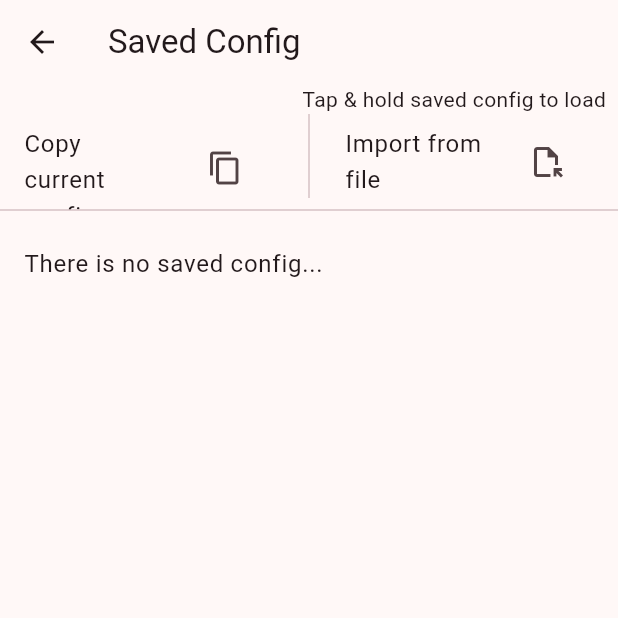
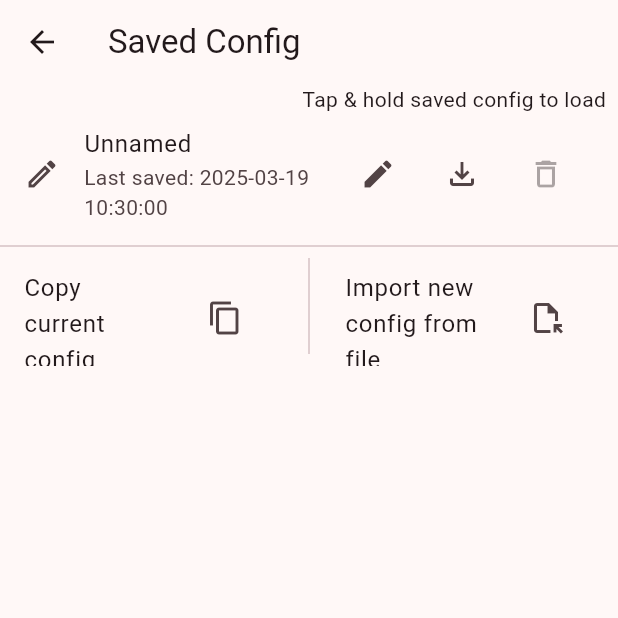
Before and after one commit to Exception0x0194/NAI-Generator-Flutter, a Flutter app: the ConfigSelectionPageView screen opened directly with empty values, after a tap on the "content copy" icon, after a tap on the "delete outline" icon, on a phone screen of 412 x 824 dp, the top half of it. Run offline on Flutter 3.47's test engine with Material 3 defaults, Android fonts, the phone set to English and light mode, and no system bars; our stand-ins replace adaptive_theme, device_info_plus, easy_localization, file_picker, flutter_markdown, get_it and 6 more; missing offline and left inert: blinking_text, encrypt, flutter_command, gzip, image_size_getter, saver_gallery and 3 more; accounts and stored records are empty.

Commit message:
改善了对保存的配置的处理逻辑，现在可以直接编辑保存的配置了

```diff
--- a/assets/l10n/en.json
+++ b/assets/l10n/en.json
@@ -154,12 +154,13 @@
     "manage_saved_configs": "Manage saved configs",
     "saved_configs": "Saved Configs",
     "theme_mode": "Theme Mode",
-    "current_config": "Copy current config",
+    "copy_current_config": "Copy current config",
     "config_selection_page_hint": "Tap & hold saved config to load",
-    "import_from_file": "Import from file",
+    "import_from_file": "Import new config from file",
     "info_load_saved_config": "Load saved config",
     "saved_config": "Saved Config",
     "copied_config": "Copied Config",
     "imported_config": "Import config",
-    "there_is_no_saved_config": "There is no saved config..."
+    "there_is_no_saved_config": "There is no saved config...",
+    "last_modified": "Last saved: {time}"
 }
--- a/lib/data/services/config_service.dart
+++ b/lib/data/services/config_service.dart
@@ -5,18 +5,49 @@ import 'package:flutter/services.dart';
 import 'package:hive/hive.dart';
 import 'package:package_info_plus/package_info_plus.dart';
 import 'package:path_provider/path_provider.dart';
+import 'package:uuid/uuid.dart';
+
+class SavedConfigInfo {
+  String title;
+  DateTime lastModified;
+
+  SavedConfigInfo({
+    required this.title,
+    required this.lastModified,
+  });
+
+  factory SavedConfigInfo.fromJson(Map<String, dynamic> json) {
+    final jsonDate = DateTime.tryParse(json['lastModified'] ?? '');
+    return SavedConfigInfo(
+      title: json['title'] ?? 'Unnamed',
+      lastModified: jsonDate ?? DateTime.fromMicrosecondsSinceEpoch(0),
+    );
+  }
+
+  factory SavedConfigInfo.fromEmpty() {
+    return SavedConfigInfo(
+      title: 'Unnamed',
+      lastModified: DateTime.fromMicrosecondsSinceEpoch(0),
+    );
+  }
+
+  Map<String, String> toJson() {
+    return {
+      'title': title,
+      'lastModified': lastModified.toIso8601String(),
+    };
+  }
+}
 
 class ConfigService {
   late PackageInfo packageInfo;
   late Box saveBox;
 
-  late Map<String, dynamic> configIndex;
+  late String currentUuid;
+  late Map<String, SavedConfigInfo> configIndex;
 
-  Future<Map<String, dynamic>> loadDefaultConfig() async {
-    Map<String, dynamic> jsonData =
-        json.decode(await rootBundle.loadString('assets/json/example.json'));
-
-    return jsonData;
+  Future<String> loadDefaultConfig() async {
+    return await rootBundle.loadString('assets/json/example.json');
   }
 
   Future<Map<String, dynamic>> loadSavedConfig() async {
@@ -26,26 +57,73 @@ class ConfigService {
     }
     saveBox = await Hive.openBox('savedBox');
     configIndex = loadConfigIndex();
-    String? jsonData = saveBox.get('savedConfig');
-    if (jsonData == null) return loadDefaultConfig();
+    String? savedUuid = saveBox.get('savedUuid');
+    String? jsonData;
+
+    // Load saved config, or use example config
+    if (savedUuid == null) {
+      jsonData = saveBox.get('savedConfig');
+    } else {
+      jsonData = saveBox.get('savedConfig-$savedUuid');
+    }
+    jsonData ??= await loadDefaultConfig();
+
+    // Set current UUID
+    if (savedUuid == null) {
+      currentUuid = const Uuid().v4();
+      saveConfig(json.decode(jsonData));
+    } else {
+      currentUuid = savedUuid;
+    }
+    saveBox.delete('savedConfig');
+    saveBox.compact();
+
+    if (kDebugMode) {
+      print('Loaded keys:\n${saveBox.keys.toList().join('\n')}');
+      print('Config indexes: ${configIndex.toString()}');
+      print('Saved UUID: $savedUuid');
+    }
+
     return json.decode(jsonData);
   }
 
-  Future<void> saveConfig(String encodedConfig) async {
-    saveBox.put('savedConfig', encodedConfig);
+  Future<void> saveConfig(Map<String, dynamic> jsonData) async {
+    saveBox.put('savedUuid', currentUuid);
+    saveConfigByUuid(currentUuid, jsonData);
   }
 
-  /// Returns `{'uuid1': 'title1', 'uuid2': 'title2', ...}`
-  Map<String, dynamic> loadConfigIndex() {
-    final jsonData = saveBox.get('configIndex');
-    if (jsonData == null) {
+  /// Returns
+  ///
+  /// {'uuid1': {'title': 'title1', 'lastModified': 'timestamp1'}, 'uuid2': ..., ...}
+  Map<String, SavedConfigInfo> loadConfigIndex() {
+    final jsonString = saveBox.get('configIndex');
+    if (jsonString == null) {
       return {};
     }
-    return json.decode(jsonData);
+    try {
+      final jsonData = json.decode(jsonString) as Map<String, dynamic>;
+      return jsonData.cast<String, Map<String, dynamic>>().map(
+            (uuid, configInfoJson) => MapEntry(
+              uuid,
+              SavedConfigInfo.fromJson(configInfoJson),
+            ),
+          );
+    } catch (e) {
+      if (kDebugMode) {
+        print('Error loading config indexes: $e');
+      }
+      return {};
+    }
   }
 
   void saveConfigIndex() {
-    saveBox.put('configIndex', json.encode(configIndex));
+    final encodedIndex = configIndex.map(
+      (uuid, savedConfigInfo) => MapEntry(
+        uuid,
+        savedConfigInfo.toJson(),
+      ),
+    );
+    saveBox.put('configIndex', json.encode(encodedIndex));
   }
 
   Map<String, dynamic>? loadConfigByUuid(String uuid) {
@@ -58,23 +136,24 @@ class ConfigService {
 
   void renameConfigByUuid(String uuid, String title) {
     if (!configIndex.containsKey(uuid)) return;
-    configIndex[uuid] = title;
+    configIndex[uuid]!.title = title;
     saveConfigIndex();
   }
 
-  void saveConfigByUuid(
-    String uuid,
-    String title,
-    Map<String, dynamic> jsonData,
-  ) {
+  void saveConfigByUuid(String uuid, Map<String, dynamic> jsonData) {
+    if (kDebugMode) {
+      print('Saving config: $uuid');
+    }
     saveBox.put('savedConfig-$uuid', json.encode(jsonData));
     if (!configIndex.containsKey(uuid)) {
-      configIndex[uuid] = title;
-      saveConfigIndex();
+      configIndex[uuid] = SavedConfigInfo.fromEmpty();
     }
+    configIndex[uuid]!.lastModified = DateTime.now();
+    saveConfigIndex();
   }
 
   void deleteConfigByUuid(String uuid) {
+    if (uuid == currentUuid) return;
     saveBox.delete('savedConfig-$uuid');
     configIndex.remove(uuid);
   }
--- a/lib/ui/navigation/view_models/navigation_view_model.dart
+++ b/lib/ui/navigation/view_models/navigation_view_model.dart
@@ -1,5 +1,3 @@
-import 'dart:convert';
-
 import 'package:flutter/material.dart';
 import 'package:get_it/get_it.dart';
 import 'package:nai_casrand/data/models/payload_config.dart';
@@ -13,7 +11,7 @@ class NavigationViewModel extends ChangeNotifier {
     if (currentPageIndex == 1 || currentPageIndex == 2) {
       final config = GetIt.instance<PayloadConfig>();
       final service = GetIt.instance<ConfigService>();
-      service.saveConfig(json.encode(config));
+      service.saveConfig(config.toJson());
     }
     currentPageIndex = value;
   }
--- a/lib/ui/settings_page/view_models/config_selection_page_viewmodel.dart
+++ b/lib/ui/settings_page/view_models/config_selection_page_viewmodel.dart
@@ -13,7 +13,7 @@ import 'package:uuid/uuid.dart';
 class ConfigSelectionPageViewmodel extends ChangeNotifier {
   ConfigService get configService => GetIt.I();
   PayloadConfig get payloadConfig => GetIt.I();
-  Map<String, dynamic> get configIndexes => configService.configIndex;
+  Map<String, SavedConfigInfo> get configIndexes => configService.configIndex;
 
   ConfigSelectionPageViewmodel();
 
@@ -24,12 +24,12 @@ class ConfigSelectionPageViewmodel extends ChangeNotifier {
 
   void saveCopyOfCurrentConfig(BuildContext context) {
     final jsonData = payloadConfig.toJson();
-    final uuid = const Uuid().v4();
-    configService.saveConfigByUuid(
-      uuid,
-      '${tr('copied_config')}-${FileService().generateTimestampString(DateTime.now())}',
-      jsonData,
-    );
+    final currentUuid = configService.currentUuid;
+    final currentName = configIndexes[currentUuid]!.title;
+    final newUuid = const Uuid().v4();
+    configService.saveConfigByUuid(newUuid, jsonData);
+    configService.renameConfigByUuid(
+        newUuid, '${tr('copied_config')}${tr('colon')}$currentName');
     notifyListeners();
   }
 
@@ -42,8 +42,9 @@ class ConfigSelectionPageViewmodel extends ChangeNotifier {
       final fileName = result.files.single.name;
       Map<String, dynamic> jsonData = json.decode(fileContent);
       final uuid = const Uuid().v4();
-      configService.saveConfigByUuid(
-          uuid, '${tr('imported_config')}${tr('colon')}$fileName', jsonData);
+      configService.saveConfigByUuid(uuid, jsonData);
+      configService.renameConfigByUuid(
+          uuid, '${tr('imported_config')}${tr('colon')}$fileName');
       notifyListeners();
     } catch (error) {
       if (!context.mounted) return;
@@ -59,6 +60,7 @@ class ConfigSelectionPageViewmodel extends ChangeNotifier {
       return;
     }
     payloadConfig.loadJson(jsonData);
+    configService.currentUuid = uuid;
     notifyListeners();
     showInfoBar(context, '${tr('info_load_saved_config')}${tr('succeed')}');
   }
--- a/lib/ui/settings_page/widgets/config_selection_page_view.dart
+++ b/lib/ui/settings_page/widgets/config_selection_page_view.dart
@@ -20,9 +20,12 @@ class ConfigSelectionPageView extends StatelessWidget {
   }
 
   Widget getBody(BuildContext context) {
+    final format = DateFormat('yyyy-MM-dd HH:mm:ss');
     List<Widget> configListTiles = viewmodel.configIndexes.entries.map((item) {
       final uuid = item.key;
-      final title = item.value;
+      final info = item.value;
+      final formattedDate = format.format(info.lastModified);
+      final isActive = uuid == viewmodel.configService.currentUuid;
       final buttons = Row(
         mainAxisSize: MainAxisSize.min,
         children: [
@@ -39,14 +42,22 @@ class ConfigSelectionPageView extends StatelessWidget {
             width: 8.0,
           ),
           IconButton(
-              onPressed: () => viewmodel.deleteConfig(context, uuid),
+              onPressed:
+                  isActive ? null : () => viewmodel.deleteConfig(context, uuid),
               icon: const Icon(Icons.delete_outline)),
         ],
       );
       return InkWell(
         child: ListTile(
-          title: Text(title.toString()),
+          title: Text(info.title.toString()),
+          subtitle: Text(tr(
+            'last_modified',
+            namedArgs: {'time': formattedDate},
+          )),
           trailing: buttons,
+          leading: isActive
+              ? const Icon(Icons.edit_outlined)
+              : const SizedBox.shrink(),
         ),
         onLongPress: () {
           viewmodel.loadSavedConfig(context, uuid);
@@ -54,11 +65,8 @@ class ConfigSelectionPageView extends StatelessWidget {
         },
       );
     }).toList();
-    final emptyTile = ListTile(
-      title: Text(tr('there_is_no_saved_config')),
-    );
     final currentConfigButton = ListTile(
-      title: Text(tr('current_config')),
+      title: Text(tr('copy_current_config')),
       trailing: IconButton(
         onPressed: () => viewmodel.saveCopyOfCurrentConfig(context),
         icon: const Icon(Icons.copy),
@@ -91,10 +99,9 @@ class ConfigSelectionPageView extends StatelessWidget {
           crossAxisAlignment: CrossAxisAlignment.end,
           children: [
             pageHint,
+            ...configListTiles,
+            const Divider(),
             buttons,
-            const Divider(),
-            ...configListTiles,
-            if (configListTiles.isEmpty) emptyTile,
           ],
         ),
       ),
@@ -103,7 +110,7 @@ class ConfigSelectionPageView extends StatelessWidget {
 
   void _showTitleEditDialog(BuildContext context, String uuid) {
     final controller = TextEditingController(
-      text: viewmodel.configIndexes[uuid].toString(),
+      text: viewmodel.configIndexes[uuid]!.title,
     );
     showDialog(
         context: context,
```
Also changed, not shown: assets/l10n/zh-CN.json (+4 -3 lines), lib/ui/settings_page/view_models/settings_page_viewmodel.dart (+7 -1 lines), lib/ui/settings_page/widgets/settings_page_view.dart (+9 -6 lines).
